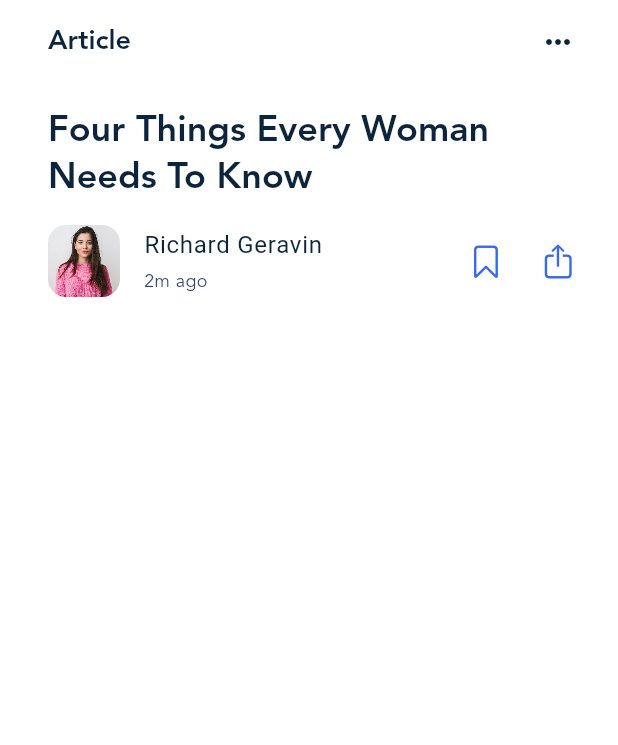
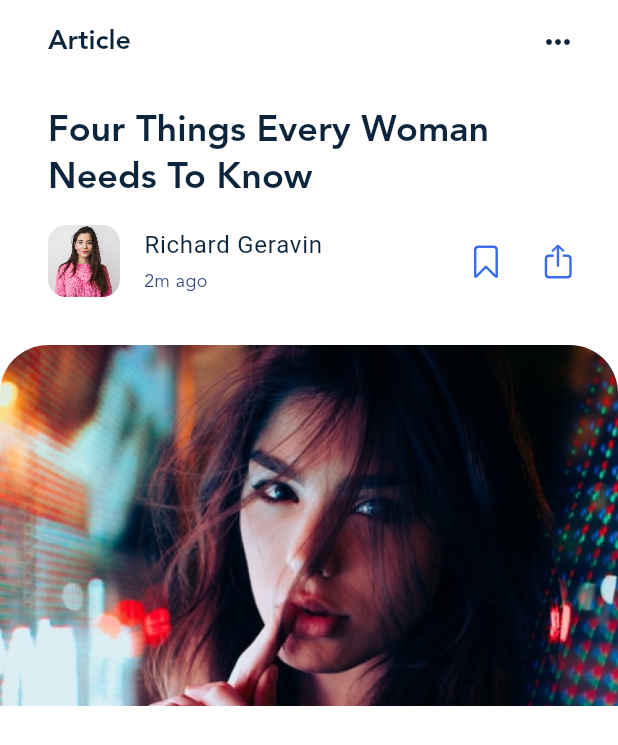
Before and after one commit to aminesmkhani/blog-apk, a Flutter app: the screen it shows after launch, on a phone screen of 412 x 824 dp. Shown: the top 745 px of the screen. Run offline on Flutter 3.47's test engine with Material 3 defaults, Android fonts, the phone set to English and light mode, and no system bars; our stand-ins replace carousel_slider, dotted_border, flutter_svg, smooth_page_indicator, vector_graphics.

Commit message:
building assets and add image and radius to article page!

```diff
--- a/lib/article.dart
+++ b/lib/article.dart
@@ -56,17 +56,21 @@ class ArticleScreen extends StatelessWidget {
                 ),
                 IconButton(
                   onPressed: () {},
-                  icon: Icon(CupertinoIcons.bookmark),
+                  icon: const Icon(CupertinoIcons.bookmark),
                   color: themeData.colorScheme.primary,
                 ),
                 IconButton(
                   onPressed: (){},
-                  icon: Icon(CupertinoIcons.share),
+                  icon: const Icon(CupertinoIcons.share),
                   color: themeData.colorScheme.primary,
                   ),
               ],
             ),
+
           ),
+          ClipRRect(
+            borderRadius: const BorderRadius.only(topLeft: Radius.circular(32),topRight:Radius.circular(32) ),
+            child: Assets.img.background.singlePost.image(),),
         ],
       ),
     );
```
Also changed, not shown: lib/gen/assets.gen.dart (+9 -1 lines).
